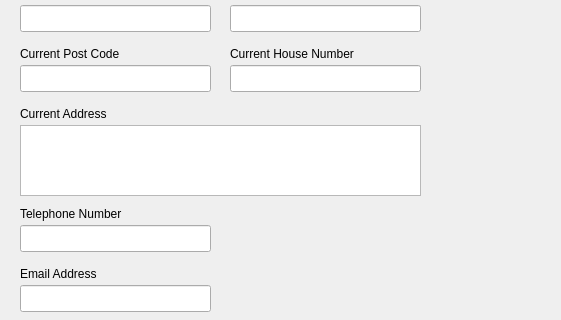
This is pyqt-designer/profile.ui in Jumba/real-estate-market-docs as Qt 5 draws it before an edit; both pictures show x 0 to 561 and y 85 to 405 of the 800 by 600 pixel window. The edited form follows.
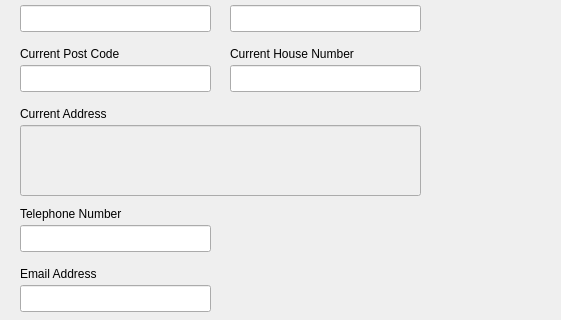
This is the edited form.

Commit message: Updated 'Profile' screen

```diff
--- a/pyqt-designer/profile.ui
+++ b/pyqt-designer/profile.ui
@@ -165,16 +165,6 @@
      </rect>
     </property>
    </widget>
-   <widget class="QTextBrowser" name="textBrowser">
-    <property name="geometry">
-     <rect>
-      <x>20</x>
-      <y>210</y>
-      <width>401</width>
-      <height>71</height>
-     </rect>
-    </property>
-   </widget>
    <widget class="QLabel" name="label_7">
     <property name="geometry">
      <rect>
@@ -295,6 +285,19 @@
      </property>
     </row>
    </widget>
+   <widget class="QLineEdit" name="lineEdit_7">
+    <property name="enabled">
+     <bool>false</bool>
+    </property>
+    <property name="geometry">
+     <rect>
+      <x>20</x>
+      <y>210</y>
+      <width>401</width>
+      <height>71</height>
+     </rect>
+    </property>
+   </widget>
   </widget>
   <widget class="QMenuBar" name="menubar">
    <property name="geometry">
```
Left out of the diff: 3 changed lines with no effect on the pictures.
